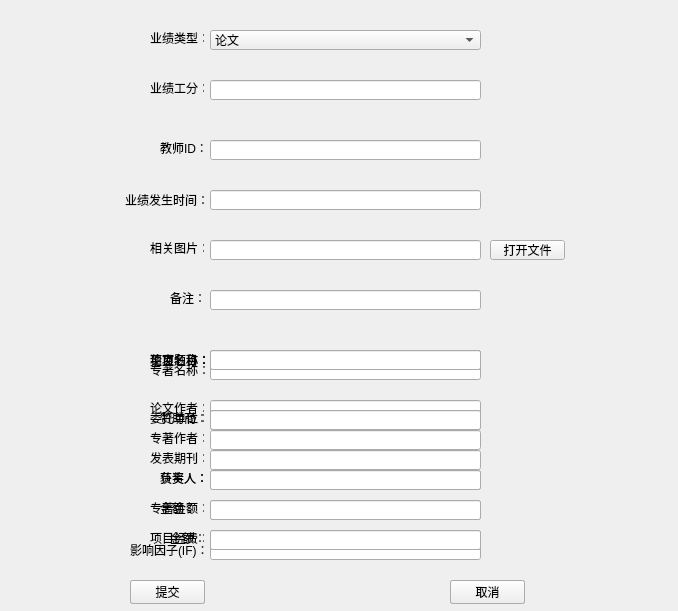
This is resources/ui/addPerforWindow.ui in holyswordZZQ/TPSES as Qt 5 draws it before an edit. The edited form follows.
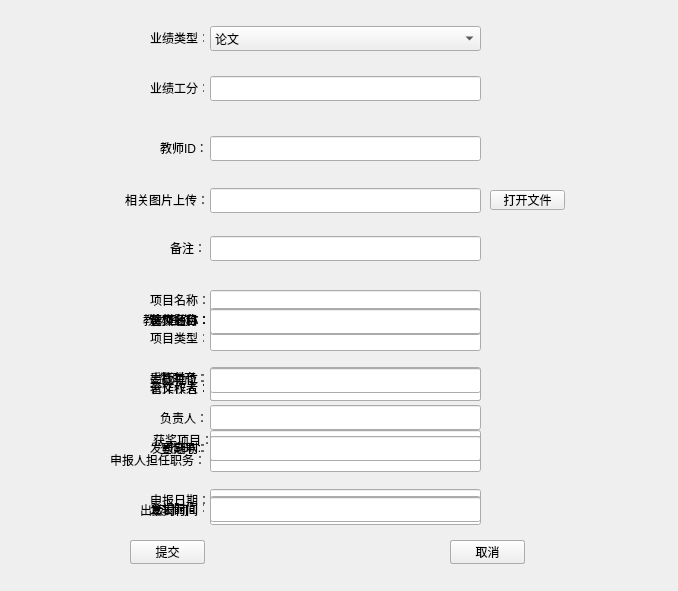
This is the edited form.

Diff of the .ui file:
```diff
--- a/resources/ui/addPerforWindow.ui
+++ b/resources/ui/addPerforWindow.ui
@@ -7,7 +7,7 @@
     <x>0</x>
     <y>0</y>
     <width>678</width>
-    <height>611</height>
+    <height>591</height>
    </rect>
   </property>
   <property name="windowTitle">
@@ -17,9 +17,9 @@
    <property name="geometry">
     <rect>
      <x>0</x>
-     <y>320</y>
+     <y>280</y>
      <width>681</width>
-     <height>301</height>
+     <height>311</height>
     </rect>
    </property>
    <widget class="QPushButton" name="paperSubmmitButton">
@@ -65,7 +65,7 @@
     <property name="geometry">
      <rect>
       <x>150</x>
-      <y>80</y>
+      <y>100</y>
       <width>54</width>
       <height>16</height>
      </rect>
@@ -78,7 +78,7 @@
     <property name="geometry">
      <rect>
       <x>150</x>
-      <y>130</y>
+      <y>160</y>
       <width>54</width>
       <height>16</height>
      </rect>
@@ -87,39 +87,26 @@
      <string>发表期刊：</string>
     </property>
    </widget>
-   <widget class="QLabel" name="label_4">
-    <property name="geometry">
-     <rect>
-      <x>160</x>
-      <y>180</y>
-      <width>54</width>
-      <height>16</height>
-     </rect>
-    </property>
-    <property name="text">
-     <string>金额：</string>
-    </property>
-   </widget>
    <widget class="QLabel" name="label_5">
     <property name="geometry">
      <rect>
-      <x>130</x>
+      <x>150</x>
       <y>220</y>
-      <width>81</width>
+      <width>51</width>
       <height>20</height>
      </rect>
     </property>
     <property name="text">
-     <string>影响因子(IF)：</string>
+     <string>发表时间：</string>
     </property>
    </widget>
    <widget class="QLineEdit" name="paperTitleEdit">
     <property name="geometry">
      <rect>
       <x>210</x>
-      <y>30</y>
+      <y>29</y>
       <width>271</width>
-      <height>20</height>
+      <height>25</height>
      </rect>
     </property>
    </widget>
@@ -127,9 +114,9 @@
     <property name="geometry">
      <rect>
       <x>210</x>
-      <y>80</y>
+      <y>96</y>
       <width>271</width>
-      <height>20</height>
+      <height>25</height>
      </rect>
     </property>
    </widget>
@@ -137,29 +124,19 @@
     <property name="geometry">
      <rect>
       <x>210</x>
-      <y>130</y>
+      <y>156</y>
       <width>271</width>
-      <height>20</height>
+      <height>25</height>
      </rect>
     </property>
    </widget>
-   <widget class="QLineEdit" name="paperMoneyAmountEdit">
-    <property name="geometry">
-     <rect>
-      <x>210</x>
-      <y>180</y>
-      <width>271</width>
-      <height>20</height>
-     </rect>
-    </property>
-   </widget>
-   <widget class="QLineEdit" name="paperIFEdit">
+   <widget class="QLineEdit" name="paperPublishTimeEdit">
     <property name="geometry">
      <rect>
       <x>210</x>
       <y>220</y>
       <width>271</width>
-      <height>20</height>
+      <height>25</height>
      </rect>
     </property>
    </widget>
@@ -168,9 +145,9 @@
    <property name="geometry">
     <rect>
      <x>0</x>
-     <y>320</y>
+     <y>280</y>
      <width>681</width>
-     <height>301</height>
+     <height>341</height>
     </rect>
    </property>
    <widget class="QPushButton" name="monographSubmmitButton">
@@ -203,48 +180,48 @@
     <property name="geometry">
      <rect>
       <x>150</x>
-      <y>40</y>
+      <y>30</y>
       <width>71</width>
       <height>20</height>
      </rect>
     </property>
     <property name="text">
-     <string>专著名称：</string>
+     <string>著作名称：</string>
     </property>
    </widget>
    <widget class="QLabel" name="label_7">
     <property name="geometry">
      <rect>
       <x>150</x>
-      <y>110</y>
+      <y>100</y>
       <width>54</width>
       <height>16</height>
      </rect>
     </property>
     <property name="text">
-     <string>专著作者：</string>
+     <string>著作权人：</string>
     </property>
    </widget>
    <widget class="QLabel" name="label_8">
     <property name="geometry">
      <rect>
-      <x>150</x>
-      <y>180</y>
+      <x>160</x>
+      <y>160</y>
       <width>54</width>
       <height>16</height>
      </rect>
     </property>
     <property name="text">
-     <string>专著金额：</string>
+     <string>登记号：</string>
     </property>
    </widget>
    <widget class="QLineEdit" name="monographNameEdit">
     <property name="geometry">
      <rect>
       <x>210</x>
-      <y>40</y>
+      <y>28</y>
       <width>271</width>
-      <height>20</height>
+      <height>25</height>
      </rect>
     </property>
    </widget>
@@ -252,9 +229,9 @@
     <property name="geometry">
      <rect>
       <x>210</x>
-      <y>110</y>
+      <y>96</y>
       <width>271</width>
-      <height>20</height>
+      <height>25</height>
      </rect>
     </property>
    </widget>
@@ -262,9 +239,32 @@
     <property name="geometry">
      <rect>
       <x>210</x>
-      <y>180</y>
+      <y>156</y>
       <width>271</width>
-      <height>20</height>
+      <height>25</height>
+     </rect>
+    </property>
+   </widget>
+   <widget class="QLabel" name="label_23">
+    <property name="geometry">
+     <rect>
+      <x>150</x>
+      <y>220</y>
+      <width>54</width>
+      <height>16</height>
+     </rect>
+    </property>
+    <property name="text">
+     <string>登记时间：</string>
+    </property>
+   </widget>
+   <widget class="QLineEdit" name="monographRegistTimeEdit">
+    <property name="geometry">
+     <rect>
+      <x>210</x>
+      <y>216</y>
+      <width>271</width>
+      <height>25</height>
      </rect>
     </property>
    </widget>
@@ -273,9 +273,9 @@
    <property name="geometry">
     <rect>
      <x>0</x>
-     <y>320</y>
+     <y>280</y>
      <width>681</width>
-     <height>291</height>
+     <height>311</height>
     </rect>
    </property>
    <widget class="QPushButton" name="prizeSubmmitButton">
@@ -333,27 +333,14 @@
    <widget class="QLabel" name="label_11">
     <property name="geometry">
      <rect>
-      <x>160</x>
+      <x>153</x>
       <y>150</y>
-      <width>54</width>
-      <height>16</height>
+      <width>61</width>
+      <height>20</height>
      </rect>
     </property>
     <property name="text">
-     <string>获奖人：</string>
-    </property>
-   </widget>
-   <widget class="QLabel" name="label_12">
-    <property name="geometry">
-     <rect>
-      <x>170</x>
-      <y>210</y>
-      <width>54</width>
-      <height>16</height>
-     </rect>
-    </property>
-    <property name="text">
-     <string>金额：</string>
+     <string>获奖项目：</string>
     </property>
    </widget>
    <widget class="QLineEdit" name="prizeNameEdit">
@@ -362,7 +349,7 @@
       <x>210</x>
       <y>30</y>
       <width>271</width>
-      <height>20</height>
+      <height>25</height>
      </rect>
     </property>
    </widget>
@@ -372,7 +359,7 @@
       <x>210</x>
       <y>90</y>
       <width>271</width>
-      <height>20</height>
+      <height>25</height>
      </rect>
     </property>
    </widget>
@@ -382,17 +369,7 @@
       <x>210</x>
       <y>150</y>
       <width>271</width>
-      <height>20</height>
-     </rect>
-    </property>
-   </widget>
-   <widget class="QLineEdit" name="prizeMoneyAmountEdit">
-    <property name="geometry">
-     <rect>
-      <x>210</x>
-      <y>210</y>
-      <width>271</width>
-      <height>20</height>
+      <height>25</height>
      </rect>
     </property>
    </widget>
@@ -401,9 +378,9 @@
    <property name="geometry">
     <rect>
      <x>0</x>
-     <y>320</y>
+     <y>280</y>
      <width>681</width>
-     <height>291</height>
+     <height>311</height>
     </rect>
    </property>
    <widget class="QPushButton" name="projectSubmmitButton">
@@ -436,7 +413,7 @@
     <property name="geometry">
      <rect>
       <x>150</x>
-      <y>30</y>
+      <y>10</y>
       <width>71</width>
       <height>20</height>
      </rect>
@@ -462,7 +439,7 @@
     <property name="geometry">
      <rect>
       <x>160</x>
-      <y>150</y>
+      <y>130</y>
       <width>54</width>
       <height>16</height>
      </rect>
@@ -474,23 +451,23 @@
    <widget class="QLabel" name="label_16">
     <property name="geometry">
      <rect>
-      <x>150</x>
-      <y>210</y>
-      <width>54</width>
-      <height>16</height>
+      <x>110</x>
+      <y>170</y>
+      <width>91</width>
+      <height>20</height>
      </rect>
     </property>
     <property name="text">
-     <string>项目经费：</string>
+     <string>申报人担任职务：</string>
     </property>
    </widget>
    <widget class="QLineEdit" name="projectNameEdit">
     <property name="geometry">
      <rect>
       <x>210</x>
-      <y>30</y>
+      <y>10</y>
       <width>271</width>
-      <height>20</height>
+      <height>25</height>
      </rect>
     </property>
    </widget>
@@ -498,9 +475,9 @@
     <property name="geometry">
      <rect>
       <x>210</x>
-      <y>90</y>
+      <y>87</y>
       <width>271</width>
-      <height>20</height>
+      <height>25</height>
      </rect>
     </property>
    </widget>
@@ -508,9 +485,9 @@
     <property name="geometry">
      <rect>
       <x>210</x>
-      <y>150</y>
+      <y>125</y>
       <width>271</width>
-      <height>20</height>
+      <height>25</height>
      </rect>
     </property>
    </widget>
@@ -518,9 +495,55 @@
     <property name="geometry">
      <rect>
       <x>210</x>
+      <y>167</y>
+      <width>271</width>
+      <height>25</height>
+     </rect>
+    </property>
+   </widget>
+   <widget class="QLabel" name="label_4">
+    <property name="geometry">
+     <rect>
+      <x>150</x>
+      <y>50</y>
+      <width>54</width>
+      <height>16</height>
+     </rect>
+    </property>
+    <property name="text">
+     <string>项目类型：</string>
+    </property>
+   </widget>
+   <widget class="QLineEdit" name="projectTypeEdit">
+    <property name="geometry">
+     <rect>
+      <x>210</x>
+      <y>46</y>
+      <width>271</width>
+      <height>25</height>
+     </rect>
+    </property>
+   </widget>
+   <widget class="QLabel" name="label_12">
+    <property name="geometry">
+     <rect>
+      <x>150</x>
       <y>210</y>
-      <width>271</width>
+      <width>61</width>
       <height>20</height>
+     </rect>
+    </property>
+    <property name="text">
+     <string>申报日期：</string>
+    </property>
+   </widget>
+   <widget class="QLineEdit" name="lineEdit_2">
+    <property name="geometry">
+     <rect>
+      <x>210</x>
+      <y>209</y>
+      <width>271</width>
+      <height>25</height>
      </rect>
     </property>
    </widget>
@@ -574,27 +597,14 @@
     </rect>
    </property>
    <property name="text">
-    <string>业绩发生时间：</string>
-   </property>
-  </widget>
-  <widget class="QLabel" name="label_21">
-   <property name="geometry">
-    <rect>
-     <x>150</x>
-     <y>240</y>
-     <width>54</width>
-     <height>16</height>
-    </rect>
-   </property>
-   <property name="text">
-    <string>相关图片：</string>
+    <string>相关图片上传：</string>
    </property>
   </widget>
   <widget class="QLabel" name="label_22">
    <property name="geometry">
     <rect>
      <x>170</x>
-     <y>290</y>
+     <y>240</y>
      <width>54</width>
      <height>16</height>
     </rect>
@@ -607,9 +617,9 @@
    <property name="geometry">
     <rect>
      <x>210</x>
-     <y>80</y>
+     <y>76</y>
      <width>271</width>
-     <height>20</height>
+     <height>25</height>
     </rect>
    </property>
   </widget>
@@ -617,19 +627,9 @@
    <property name="geometry">
     <rect>
      <x>210</x>
-     <y>140</y>
+     <y>136</y>
      <width>271</width>
-     <height>20</height>
-    </rect>
-   </property>
-  </widget>
-  <widget class="QLineEdit" name="happenTimeEdit">
-   <property name="geometry">
-    <rect>
-     <x>210</x>
-     <y>190</y>
-     <width>271</width>
-     <height>20</height>
+     <height>25</height>
     </rect>
    </property>
   </widget>
@@ -637,9 +637,9 @@
    <property name="geometry">
     <rect>
      <x>210</x>
-     <y>240</y>
+     <y>188</y>
      <width>271</width>
-     <height>20</height>
+     <height>25</height>
     </rect>
    </property>
   </widget>
@@ -647,9 +647,9 @@
    <property name="geometry">
     <rect>
      <x>210</x>
-     <y>290</y>
+     <y>236</y>
      <width>271</width>
-     <height>20</height>
+     <height>25</height>
     </rect>
    </property>
   </widget>
@@ -657,9 +657,9 @@
    <property name="geometry">
     <rect>
      <x>210</x>
-     <y>30</y>
+     <y>26</y>
      <width>271</width>
-     <height>20</height>
+     <height>25</height>
     </rect>
    </property>
    <item>
@@ -687,7 +687,7 @@
    <property name="geometry">
     <rect>
      <x>490</x>
-     <y>240</y>
+     <y>190</y>
      <width>75</width>
      <height>20</height>
     </rect>
@@ -696,6 +696,164 @@
     <string>打开文件</string>
    </property>
   </widget>
+  <widget class="QWidget" name="bookWidget" native="true">
+   <property name="geometry">
+    <rect>
+     <x>0</x>
+     <y>280</y>
+     <width>681</width>
+     <height>341</height>
+    </rect>
+   </property>
+   <widget class="QLabel" name="label_21">
+    <property name="geometry">
+     <rect>
+      <x>143</x>
+      <y>30</y>
+      <width>61</width>
+      <height>20</height>
+     </rect>
+    </property>
+    <property name="text">
+     <string>教材名称：</string>
+    </property>
+   </widget>
+   <widget class="QLabel" name="label_24">
+    <property name="geometry">
+     <rect>
+      <x>150</x>
+      <y>90</y>
+      <width>54</width>
+      <height>16</height>
+     </rect>
+    </property>
+    <property name="text">
+     <string>出版社：</string>
+    </property>
+   </widget>
+   <widget class="QLabel" name="label_25">
+    <property name="geometry">
+     <rect>
+      <x>170</x>
+      <y>160</y>
+      <width>54</width>
+      <height>16</height>
+     </rect>
+    </property>
+    <property name="text">
+     <string>ISBN:</string>
+    </property>
+   </widget>
+   <widget class="QLabel" name="label_26">
+    <property name="geometry">
+     <rect>
+      <x>140</x>
+      <y>220</y>
+      <width>61</width>
+      <height>20</height>
+     </rect>
+    </property>
+    <property name="text">
+     <string>出版时间：</string>
+    </property>
+   </widget>
+   <widget class="QLineEdit" name="bookNameEdit">
+    <property name="geometry">
+     <rect>
+      <x>210</x>
+      <y>29</y>
+      <width>271</width>
+      <height>25</height>
+     </rect>
+    </property>
+   </widget>
+   <widget class="QLineEdit" name="bookPublicationEdit">
+    <property name="geometry">
+     <rect>
+      <x>210</x>
+      <y>88</y>
+      <width>271</width>
+      <height>25</height>
+     </rect>
+    </property>
+   </widget>
+   <widget class="QLineEdit" name="bookISBNEdit">
+    <property name="geometry">
+     <rect>
+      <x>210</x>
+      <y>156</y>
+      <width>271</width>
+      <height>25</height>
+     </rect>
+    </property>
+   </widget>
+   <widget class="QLineEdit" name="bookPublicationTimeEdit">
+    <property name="geometry">
+     <rect>
+      <x>210</x>
+      <y>217</y>
+      <width>271</width>
+      <height>25</height>
+     </rect>
+    </property>
+   </widget>
+   <widget class="QPushButton" name="submmitButton">
+    <property name="geometry">
+     <rect>
+      <x>130</x>
+      <y>260</y>
+      <width>75</width>
+      <height>24</height>
+     </rect>
+    </property>
+    <property name="text">
+     <string>提交</string>
+    </property>
+   </widget>
+   <widget class="QPushButton" name="cancelButton">
+    <property name="geometry">
+     <rect>
+      <x>450</x>
+      <y>260</y>
+      <width>75</width>
+      <height>24</height>
+     </rect>
+    </property>
+    <property name="text">
+     <string>取消</string>
+    </property>
+   </widget>
+  </widget>
+  <widget class="QLabel" name="bgLabel">
+   <property name="geometry">
+    <rect>
+     <x>0</x>
+     <y>0</y>
+     <width>678</width>
+     <height>591</height>
+    </rect>
+   </property>
+   <property name="text">
+    <string/>
+   </property>
+  </widget>
+  <zorder>bgLabel</zorder>
+  <zorder>label_17</zorder>
+  <zorder>label_18</zorder>
+  <zorder>label_19</zorder>
+  <zorder>label_20</zorder>
+  <zorder>label_22</zorder>
+  <zorder>creditEdit</zorder>
+  <zorder>teacherIDEdit</zorder>
+  <zorder>relatedPicEdit</zorder>
+  <zorder>noteEdit</zorder>
+  <zorder>perforTypeBox</zorder>
+  <zorder>openFileButton</zorder>
+  <zorder>projectWidget</zorder>
+  <zorder>paperWidget</zorder>
+  <zorder>prizeWidget</zorder>
+  <zorder>monographWidget</zorder>
+  <zorder>bookWidget</zorder>
  </widget>
  <resources/>
  <connections/>
```
Left out of the diff: 16 changed lines with no effect on the pictures.
